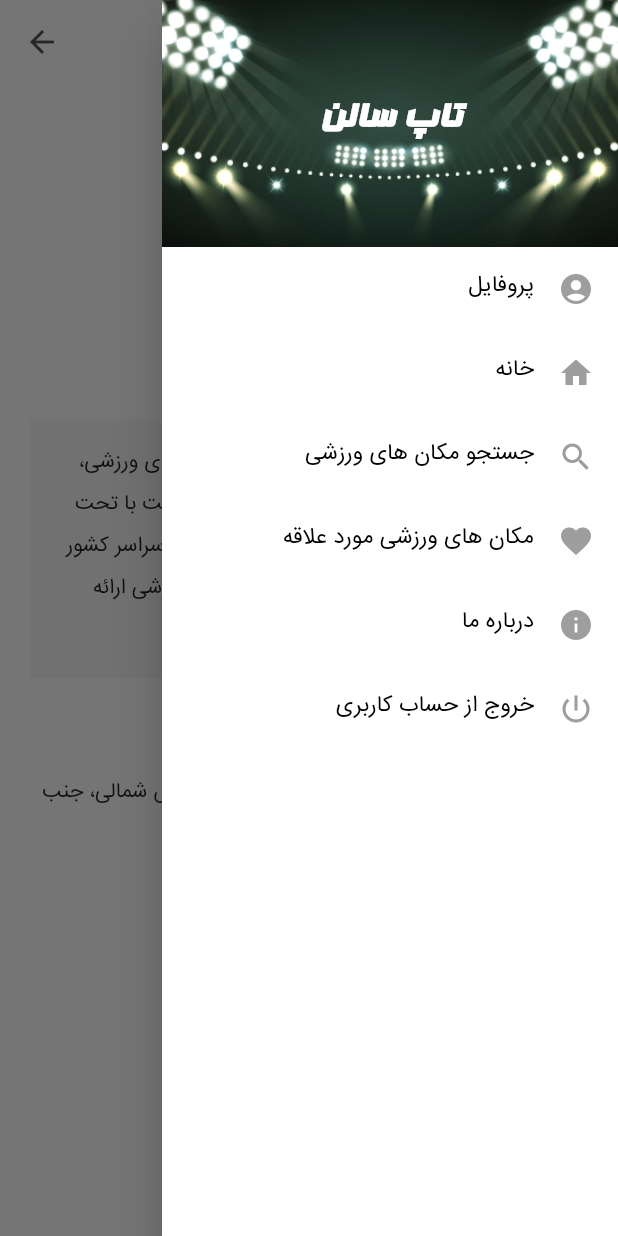
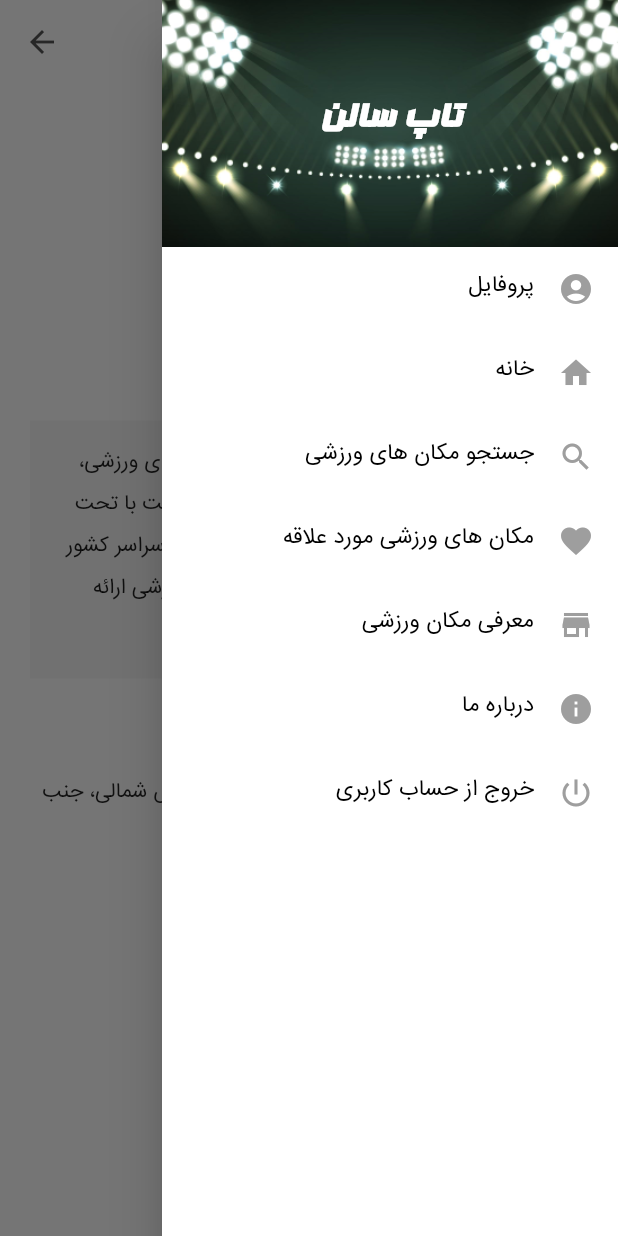
Before and after one commit to AltayTech/Tapsalon-app, a Flutter app: the AboutUsScreen screen opened by its route, with the side drawer open, on a phone screen of 412 x 824 dp. Run offline on Flutter 3.47's test engine with Material 2 defaults, Android fonts, the phone set to English and light mode, and no system bars; our stand-ins replace carousel_slider, flutter_spinkit, flutter_widget_from_html_core, fluttertoast, geolocator, google_maps_flutter and 4 more; missing offline and left inert: shared_preferences_web; accounts and stored records are empty; network calls fail.

Commit message:
version 4.0.19+26 add place register to drawer menu

```diff
--- a/lib/provider/user_info.dart
+++ b/lib/provider/user_info.dart
@@ -50,6 +50,7 @@
     final prefs = await SharedPreferences.getInstance();
 
     _token = prefs.getString('token');
+    print(_token);
 
     try {
       final response = await post(url, headers: {
--- a/lib/widget/main_drawer.dart
+++ b/lib/widget/main_drawer.dart
@@ -5,6 +5,7 @@
 import 'package:provider/provider.dart';
 import 'package:tapsalon/models/search_argument.dart';
 import 'package:tapsalon/screen/navigation_bottom_screen.dart';
+import 'package:url_launcher/url_launcher.dart';
 
 import '../provider/app_theme.dart';
 import '../provider/auth.dart';
@@ -31,7 +32,13 @@
       onTap: tapHandler,
     );
   }
-
+  _launchURL(String url) async {
+    if (await canLaunch(url)) {
+      await launch(url);
+    } else {
+      throw 'Could not launch $url';
+    }
+  }
   @override
   Widget build(BuildContext context) {
     double deviceHeight = MediaQuery.of(context).size.height;
@@ -46,15 +53,6 @@
         child: Container(
           child: Stack(
             children: <Widget>[
-//              Container(
-//                child: BackdropFilter(
-//                  filter: ImageFilter.blur(
-//                    sigmaX: 5,
-//                    sigmaY: 5,
-//                  ),
-//                  child: Container(color: Colors.black.withOpacity(0.3)),
-//                ),
-//              ),
               Wrap(
                 children: <Widget>[
                   Container(
@@ -76,7 +74,6 @@
                           left: 0,
                           child: Container(
                             alignment: Alignment.center,
-//                        color: Colors.purpleAccent.withOpacity(0.1),
                             child: Text(
                               'تاپ سالن',
                               style: TextStyle(
@@ -191,28 +188,28 @@
                                   .pushNamed(FavoriteScreen.routeName);
                             },
                           ),
-//                          ListTile(
-//                            title: Text(
-//                              'راهنما',
-//                              style: TextStyle(
-//                                fontFamily: "Iransans",
-//                                fontWeight: FontWeight.w500,
-//                                fontSize: textScaleFactor * 15,
-//                                color: textColor,
-//                              ),
-//                              textAlign: TextAlign.right,
-//                            ),
-//                            trailing: Icon(
-//                              Icons.help,
-//                              color: iconColor,
-//                            ),
-//                            onTap: () {
-//                              Navigator.of(context).pop();
-//
-//                              Navigator.of(context)
-//                                  .pushNamed(RulesScreen.routeName);
-//                            },
-//                          ),
+                          ListTile(
+                            title: Text(
+                              'معرفی مکان ورزشی',
+                              style: TextStyle(
+                                fontFamily: "Iransans",
+                                fontWeight: FontWeight.w500,
+                                fontSize: textScaleFactor * 15,
+                                color: textColor,
+                              ),
+                              textAlign: TextAlign.right,
+                            ),
+                            trailing: Icon(
+                              Icons.store,
+                              color: iconColor,
+                            ),
+                            onTap: () {
+                              Navigator.of(context).pop();
+
+                             _launchURL('https://tapsalon.ir/%d8%ab%d8%a8%d8%aa-%d9%85%da%a9%d8%a7%d9%86-%d9%88%d8%b1%d8%b2%d8%b4%db%8c/');
+                            },
+                          ),
+
 
                           ListTile(
                             title: Text(
--- a/pubspec.yaml
+++ b/pubspec.yaml
@@ -1,7 +1,7 @@
 name: tapsalon
 description: A new Flutter project.
 
-version: 4.0.18+25
+version: 4.0.19+26
 environment:
   sdk: ">=2.1.0 <3.0.0"
 module:
```
Also changed, not shown: pubspec.lock, 1 other file.
